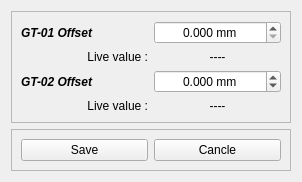
Qt form UI_Files/PLCSettings.ui (listpplo/AtopRobo) before a commit.
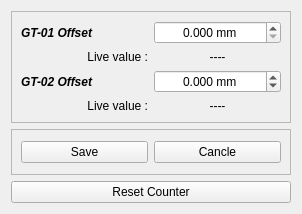
The same form after that commit.

```diff
--- a/UI_Files/PLCSettings.ui
+++ b/UI_Files/PLCSettings.ui
@@ -7,7 +7,7 @@
     <x>0</x>
     <y>0</y>
     <width>302</width>
-    <height>182</height>
+    <height>214</height>
    </rect>
   </property>
   <property name="windowTitle">
@@ -162,6 +162,13 @@
      </layout>
     </widget>
    </item>
+   <item>
+    <widget class="QPushButton" name="pushButton_2">
+     <property name="text">
+      <string>Reset Counter</string>
+     </property>
+    </widget>
+   </item>
   </layout>
  </widget>
  <resources/>
```
